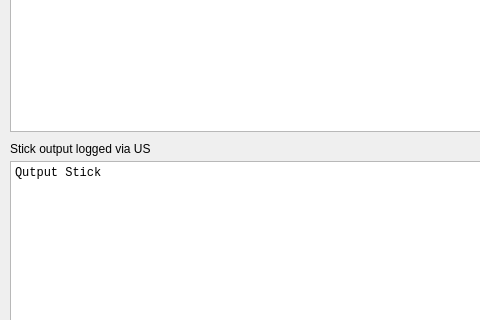
This is ui/stick20debugdialog.ui in Nitrokey/nitrokey-app as Qt 5 draws it before an edit; both pictures show x 0 to 480 and y 169 to 489 of the 672 by 657 pixel window. The edited form follows.
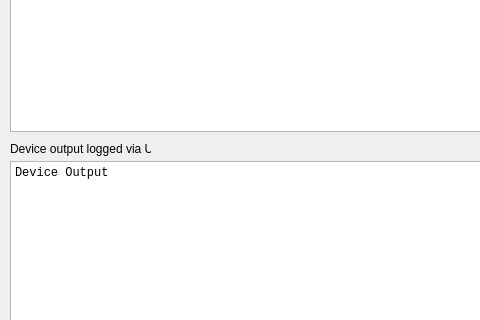
This is the edited form. Icons and pictures are not drawn.

The edit to the form file:
```diff
--- a/ui/stick20debugdialog.ui
+++ b/ui/stick20debugdialog.ui
@@ -117,7 +117,7 @@
     <bool>true</bool>
    </property>
    <property name="plainText">
-    <string>Qutput Stick</string>
+    <string>Device Output</string>
    </property>
   </widget>
   <widget class="QLabel" name="label_OutputStick">
@@ -130,7 +130,7 @@
     </rect>
    </property>
    <property name="text">
-    <string>Stick output logged via USB</string>
+    <string>Device output logged via USB</string>
    </property>
   </widget>
  </widget>
```
